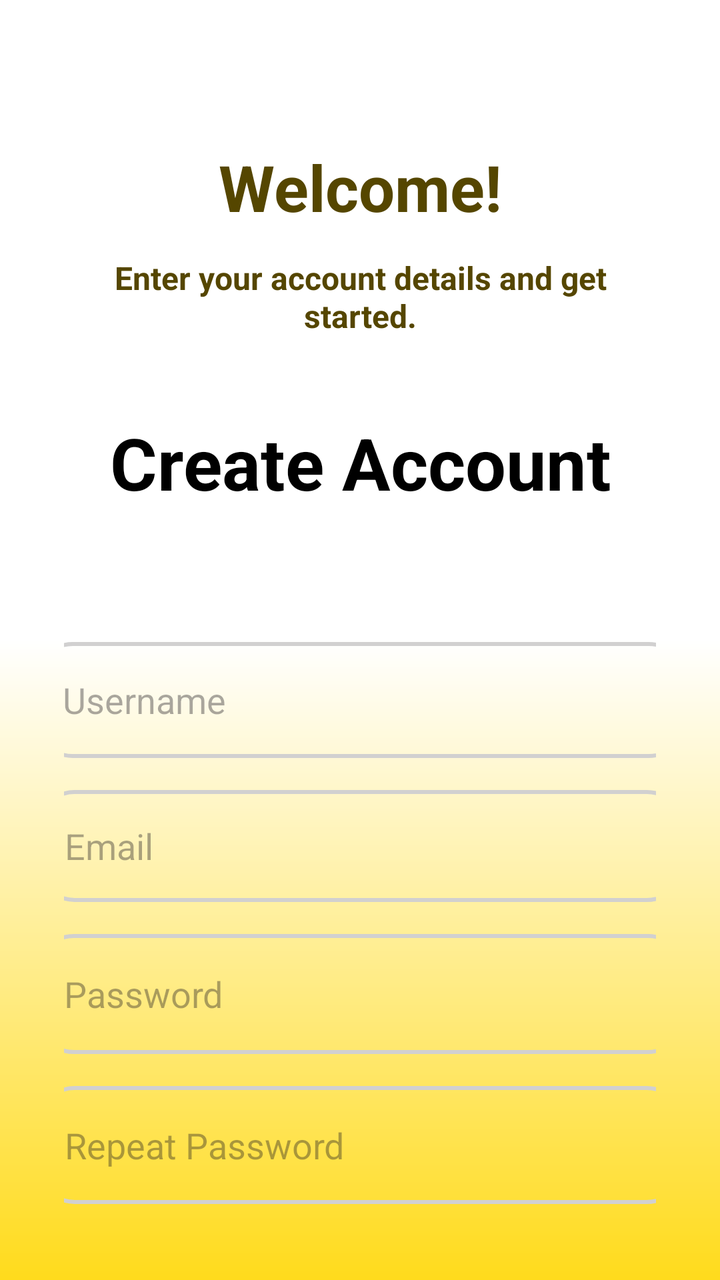
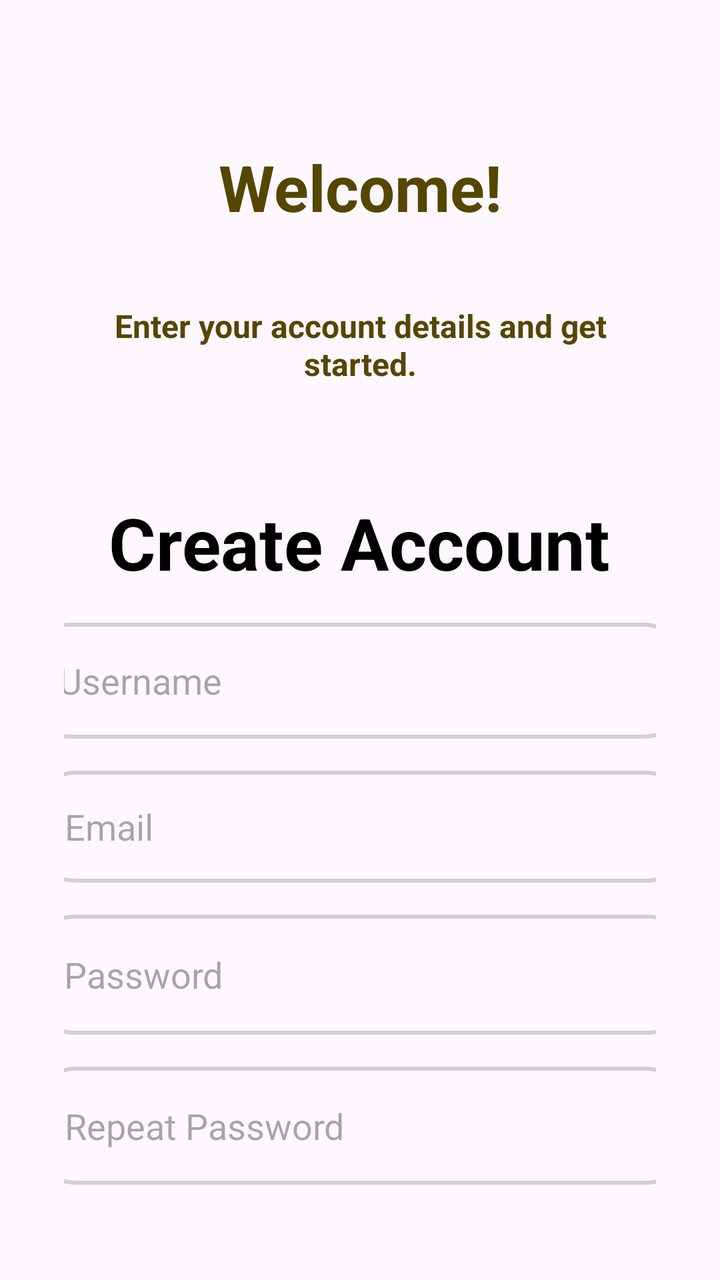

Two renders of the same Android screen: before a commit and after it. Below are the layout's source before the change and the commit's diff.
<!-- AndroidManifest.xml: application theme Theme.ApplicationLayerSoftwareFrameworkforSolarPoweredIoTSystems -->
<!-- res/layout/create_account.xml -->
<?xml version="1.0" encoding="utf-8"?>
<androidx.constraintlayout.widget.ConstraintLayout
    xmlns:android="http://schemas.android.com/apk/res/android"
    xmlns:app="http://schemas.android.com/apk/res-auto"
    xmlns:tools="http://schemas.android.com/tools"
    android:layout_width="match_parent"
    android:layout_height="match_parent"
    android:background="@drawable/account_creation_bg"
    android:padding="32dp">

    
    <TextView
        android:id="@+id/acc_Welcome"
        android:layout_width="188dp"
        android:layout_height="44dp"
        android:layout_marginTop="40dp"
        android:text="@string/welcome_msg"
        android:textAlignment="center"
        android:textColor="@color/brown"
        android:textSize="32sp"
        android:textStyle="bold"
        app:layout_constraintEnd_toEndOf="parent"
        app:layout_constraintStart_toStartOf="parent"
        app:layout_constraintTop_toTopOf="parent" />


    
    <TextView
        android:id="@+id/ac_Subtitle"
        android:layout_width="295dp"
        android:layout_height="43dp"
        android:layout_marginTop="12dp"
        android:text="@string/subtitle"
        android:textAlignment="center"
        android:textColor="@color/brown"
        android:textSize="16sp"
        android:textStyle="bold"
        app:layout_constraintEnd_toEndOf="parent"
        app:layout_constraintStart_toStartOf="parent"
        app:layout_constraintTop_toBottomOf="@id/acc_Welcome" />

    
    <TextView
        android:id="@+id/acc_CreateAccountHeader"
        android:layout_width="323dp"
        android:layout_height="82dp"
        android:layout_marginTop="36dp"
        android:text="@string/create_account"
        android:textAlignment="center"
        android:textColor="@color/black"
        android:textSize="36sp"
        android:textStyle="bold"
        app:layout_constraintEnd_toEndOf="parent"
        app:layout_constraintStart_toStartOf="parent"
        app:layout_constraintTop_toBottomOf="@id/ac_Subtitle" />

    
    <EditText
        android:id="@+id/acc_username"
        android:layout_width="326dp"
        android:layout_height="58dp"
        android:layout_marginTop="32dp"
        android:background="@drawable/account_creation_rounded_corner"
        android:hint="@string/username"
        android:inputType="text"
        android:padding="14dp"
        android:textColor="@color/black"
        android:textSize="18sp"
        app:layout_constraintEnd_toEndOf="parent"
        app:layout_constraintStart_toStartOf="parent"
        app:layout_constraintTop_toBottomOf="@id/acc_CreateAccountHeader" />

    
    <EditText
        android:id="@+id/acc_email"
        android:layout_width="324dp"
        android:layout_height="56dp"
        android:layout_marginTop="16dp"
        android:background="@drawable/account_creation_rounded_corner"
        android:hint="@string/email"
        android:inputType="textEmailAddress"
        android:padding="14dp"
        android:textColor="@color/black"
        android:textSize="18sp"
        app:layout_constraintEnd_toEndOf="parent"
        app:layout_constraintStart_toStartOf="parent"
        app:layout_constraintTop_toBottomOf="@id/acc_username" />

    
    <EditText
        android:id="@+id/acc_password"
        android:layout_width="325dp"
        android:layout_height="60dp"
        android:layout_marginTop="16dp"
        android:background="@drawable/account_creation_rounded_corner"
        android:hint="@string/password"
        android:inputType="textPassword"
        android:padding="14dp"
        android:textColor="@color/black"
        android:textSize="18sp"
        app:layout_constraintEnd_toEndOf="parent"
        app:layout_constraintStart_toStartOf="parent"
        app:layout_constraintTop_toBottomOf="@id/acc_email" />

    

    <EditText
        android:id="@+id/acc_repeatPassword"
        android:layout_width="324dp"
        android:layout_height="59dp"
        android:layout_marginTop="16dp"
        android:background="@drawable/account_creation_rounded_corner"
        android:hint="@string/repeat_password"
        android:inputType="textPassword"
        android:padding="14dp"
        android:textColor="@color/black"
        android:textSize="18sp"
        app:layout_constraintEnd_toEndOf="parent"
        app:layout_constraintStart_toStartOf="parent"
        app:layout_constraintTop_toBottomOf="@id/acc_password" />

    
    <TextView
        android:id="@+id/acc_login_redirect"
        android:layout_width="236dp"
        android:layout_height="25dp"
        android:layout_marginStart="8dp"
        android:layout_marginTop="20dp"
        android:text="@string/Login_redirect"
        android:textColor="@color/brown"
        android:textSize="16sp"
        app:layout_constraintStart_toStartOf="@id/acc_repeatPassword"
        app:layout_constraintTop_toBottomOf="@id/acc_repeatPassword" />

    
    <Button
        android:id="@+id/acc_createBtn"
        android:layout_width="122dp"
        android:layout_height="63dp"
        android:layout_marginTop="60dp"
        android:backgroundTint="@color/acb_yellow"
        android:padding="16dp"
        android:text="@string/Create"
        android:textColor="@color/black"
        android:textSize="18sp"
        app:layout_constraintEnd_toEndOf="@id/acc_repeatPassword"
        app:layout_constraintTop_toBottomOf="@id/acc_repeatPassword" />

</androidx.constraintlayout.widget.ConstraintLayout>
<!-- resources referenced by this layout -->
<resources>
  <color name="acb_yellow">#FFBF00</color>
  <color name="black">#FF000000</color>
  <color name="brown">#554600</color>
  <!-- drawable account_creation_bg (drawable) -->
  <?xml version="1.0" encoding="utf-8"?>
  <shape xmlns:android="http://schemas.android.com/apk/res/android">
  
      <gradient android:type="linear" android:angle="90"
          android:startColor="#FFDB1C" android:centerColor="#ffff" android:endColor="#ffff" />
  </shape>
  <!-- drawable account_creation_rounded_corner (drawable) -->
  <?xml version="1.0" encoding="utf-8"?>
  <shape xmlns:android="http://schemas.android.com/apk/res/android"
      android:shape="rectangle"
      >
      <corners android:radius="18dp"/>
      <stroke android:width="2dp" android:color="@color/grey" />
  
  
  </shape>
  <string name="Create">Create</string>
  <string name="Login_redirect">Already have an account? Login</string>
  <string name="create_account">Create Account</string>"
  <string name="email">Email</string>
  <string name="password">Password</string>
  <string name="repeat_password">Repeat Password</string>
  <string name="subtitle">Enter your account details and get started.</string>
  <string name="username">Username</string>
  <string name="welcome_msg">Welcome!</string>
  <style name="Theme.ApplicationLayerSoftwareFrameworkforSolarPoweredIoTSystems" parent="Base.Theme.ApplicationLayerSoftwareFrameworkforSolarPoweredIoTSystems" />
  <color name="grey">#D1D0D0</color>
  <style name="Base.Theme.ApplicationLayerSoftwareFrameworkforSolarPoweredIoTSystems" parent="Theme.Material3.DayNight.NoActionBar">
          
          
      </style>
</resources>

<!-- the commit's change to res/layout/create_account.xml (unified diff, before → after) -->
@@ -5,7 +5,6 @@
     xmlns:tools="http://schemas.android.com/tools"
     android:layout_width="match_parent"
     android:layout_height="match_parent"
-    android:background="@drawable/account_creation_bg"
     android:padding="32dp">
 
     
@@ -25,11 +24,18 @@
 
 
     
+
+    
+
+    
+
+    
+
     <TextView
         android:id="@+id/ac_Subtitle"
         android:layout_width="295dp"
         android:layout_height="43dp"
-        android:layout_marginTop="12dp"
+        android:layout_marginTop="36dp"
         android:text="@string/subtitle"
         android:textAlignment="center"
         android:textColor="@color/brown"
@@ -39,27 +45,26 @@
         app:layout_constraintStart_toStartOf="parent"
         app:layout_constraintTop_toBottomOf="@id/acc_Welcome" />
 
-    
     <TextView
         android:id="@+id/acc_CreateAccountHeader"
-        android:layout_width="323dp"
-        android:layout_height="82dp"
-        android:layout_marginTop="36dp"
+        android:layout_width="wrap_content"
+        android:layout_height="wrap_content"
+        android:layout_marginTop="52dp"
         android:text="@string/create_account"
         android:textAlignment="center"
         android:textColor="@color/black"
         android:textSize="36sp"
         android:textStyle="bold"
         app:layout_constraintEnd_toEndOf="parent"
+        app:layout_constraintHorizontal_bias="0.494"
         app:layout_constraintStart_toStartOf="parent"
         app:layout_constraintTop_toBottomOf="@id/ac_Subtitle" />
 
-    
     <EditText
         android:id="@+id/acc_username"
         android:layout_width="326dp"
         android:layout_height="58dp"
-        android:layout_marginTop="32dp"
+        android:layout_marginTop="16dp"
         android:background="@drawable/account_creation_rounded_corner"
         android:hint="@string/username"
         android:inputType="text"
@@ -67,10 +72,10 @@
         android:textColor="@color/black"
         android:textSize="18sp"
         app:layout_constraintEnd_toEndOf="parent"
+        app:layout_constraintHorizontal_bias="0.571"
         app:layout_constraintStart_toStartOf="parent"
         app:layout_constraintTop_toBottomOf="@id/acc_CreateAccountHeader" />
 
-    
     <EditText
         android:id="@+id/acc_email"
         android:layout_width="324dp"
<!-- resource entries referenced after the edit -->
@@ -3,13 +3,6 @@
   <color name="acb_yellow">#FFBF00</color>
   <color name="black">#FF000000</color>
   <color name="brown">#554600</color>
-  <!-- drawable account_creation_bg (drawable) -->
-  <?xml version="1.0" encoding="utf-8"?>
-  <shape xmlns:android="http://schemas.android.com/apk/res/android">
-  
-      <gradient android:type="linear" android:angle="90"
-          android:startColor="#FFDB1C" android:centerColor="#ffff" android:endColor="#ffff" />
-  </shape>
   <!-- drawable account_creation_rounded_corner (drawable) -->
   <?xml version="1.0" encoding="utf-8"?>
   <shape xmlns:android="http://schemas.android.com/apk/res/android"
